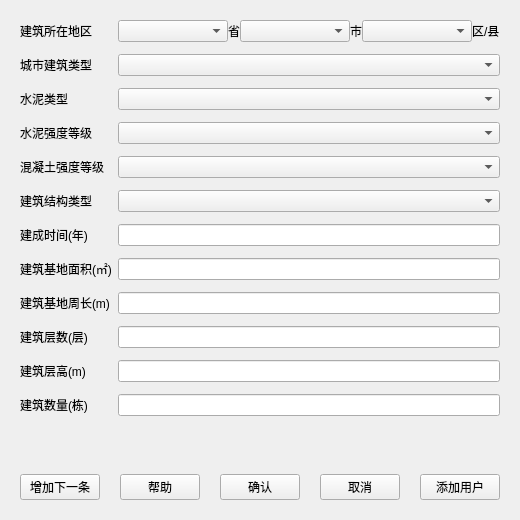
The window that source/page_input_param.ui (liangtie/carbon-sink-calculation) describes before a commit, drawn with Qt 5.
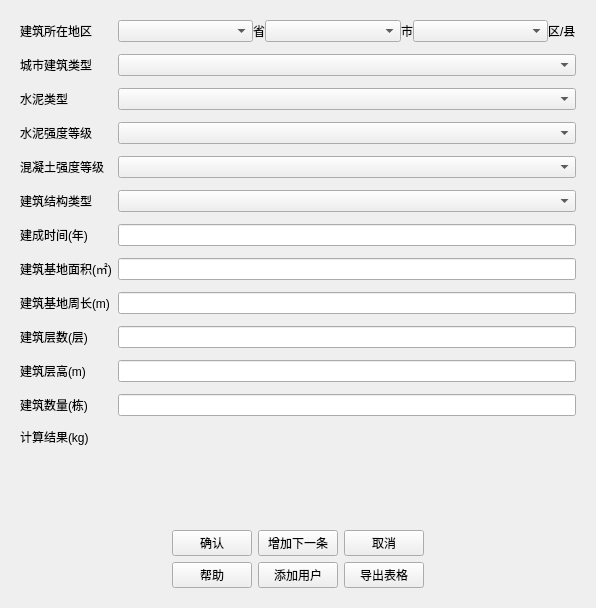
The same window after the commit.

```diff
--- a/source/page_input_param.ui
+++ b/source/page_input_param.ui
@@ -6,8 +6,8 @@
    <rect>
     <x>0</x>
     <y>0</y>
-    <width>456</width>
-    <height>520</height>
+    <width>596</width>
+    <height>608</height>
    </rect>
   </property>
   <property name="windowTitle">
@@ -217,6 +217,20 @@
       <item row="3" column="1">
        <widget class="QComboBox" name="cbCementRank"/>
       </item>
+      <item row="12" column="0">
+       <widget class="QLabel" name="label_4">
+        <property name="text">
+         <string>计算结果(kg)</string>
+        </property>
+       </widget>
+      </item>
+      <item row="12" column="1">
+       <widget class="QLabel" name="labelResult">
+        <property name="text">
+         <string/>
+        </property>
+       </widget>
+      </item>
      </layout>
     </widget>
    </item>
@@ -229,9 +243,6 @@
       </sizepolicy>
      </property>
      <layout class="QHBoxLayout" name="horizontalLayout">
-      <property name="spacing">
-       <number>20</number>
-      </property>
       <item>
        <spacer name="horizontalSpacer_5">
         <property name="orientation">
@@ -246,39 +257,50 @@
        </spacer>
       </item>
       <item>
-       <widget class="QPushButton" name="btnAddNewEntry">
-        <property name="text">
-         <string>增加下一条</string>
-        </property>
-       </widget>
-      </item>
-      <item>
-       <widget class="QPushButton" name="btnHelp">
-        <property name="text">
-         <string>帮助</string>
-        </property>
-       </widget>
-      </item>
-      <item>
-       <widget class="QPushButton" name="btnConfirm">
-        <property name="text">
-         <string>确认</string>
-        </property>
-       </widget>
-      </item>
-      <item>
+       <layout class="QGridLayout" name="gridLayout">
+        <item row="0" column="2">
        <widget class="QPushButton" name="btnCancel">
         <property name="text">
          <string>取消</string>
         </property>
        </widget>
       </item>
-      <item>
+        <item row="3" column="1">
        <widget class="QPushButton" name="btnAddUser">
         <property name="text">
          <string>添加用户</string>
         </property>
        </widget>
+        </item>
+        <item row="0" column="0">
+         <widget class="QPushButton" name="btnConfirm">
+          <property name="text">
+           <string>确认</string>
+          </property>
+         </widget>
+        </item>
+        <item row="3" column="2">
+         <widget class="QPushButton" name="btnExportExcel">
+          <property name="text">
+           <string>导出表格</string>
+          </property>
+         </widget>
+        </item>
+        <item row="3" column="0">
+         <widget class="QPushButton" name="btnHelp">
+          <property name="text">
+           <string>帮助</string>
+          </property>
+         </widget>
+        </item>
+        <item row="0" column="1">
+         <widget class="QPushButton" name="btnAddNewEntry">
+          <property name="text">
+           <string>增加下一条</string>
+          </property>
+         </widget>
+        </item>
+       </layout>
       </item>
       <item>
        <spacer name="horizontalSpacer_4">
```
Lines whose indentation alone changed are shown as unchanged.
